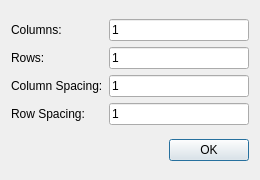
Old version of the form scripts/Block/InsertBlock/InsertBlockDialog.ui in the repository qcad/qcad.
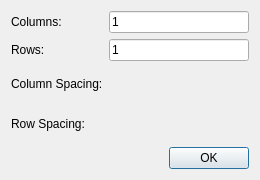
New version of the form. Icons and pictures are not drawn. Custom widgets are drawn as their Qt base class.

Diff of the .ui file:
```diff
--- a/scripts/Block/InsertBlock/InsertBlockDialog.ui
+++ b/scripts/Block/InsertBlock/InsertBlockDialog.ui
@@ -56,8 +56,8 @@
       </widget>
      </item>
      <item row="2" column="1">
-      <widget class="RMathLineEdit" name="ColumnSpacing">
-       <property name="text">
+      <widget class="RMathLineEdit" name="ColumnSpacing" native="true">
+       <property name="text" stdset="0">
         <string notr="true">1</string>
        </property>
        <property name="angle" stdset="0">
@@ -73,8 +73,8 @@
       </widget>
      </item>
      <item row="3" column="1">
-      <widget class="RMathLineEdit" name="RowSpacing">
-       <property name="text">
+      <widget class="RMathLineEdit" name="RowSpacing" native="true">
+       <property name="text" stdset="0">
         <string notr="true">1</string>
        </property>
        <property name="angle" stdset="0">
@@ -99,8 +99,8 @@
  <customwidgets>
   <customwidget>
    <class>RMathLineEdit</class>
-   <extends>QLineEdit</extends>
-   <header>RMathLineEdit.h</header>
+   <extends>QWidget</extends>
+   <header>rmathlineedit.h</header>
   </customwidget>
  </customwidgets>
  <tabstops>
```
Left out of the diff: 4 changed lines with no effect on the pictures.
